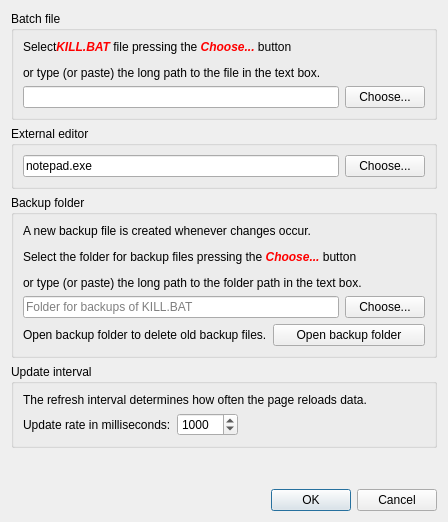
Qt form dialog.ui (MarioUnoDueTreQuattro/KillManagerQt) before a commit.
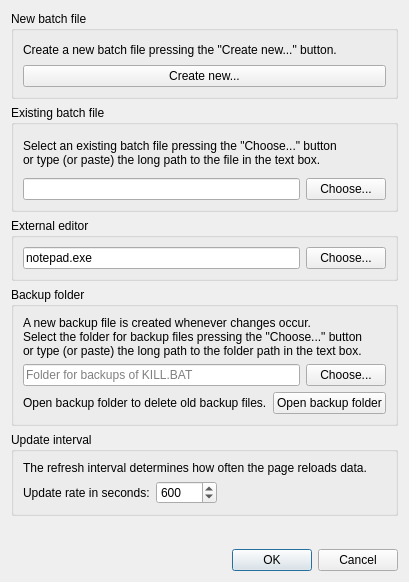
The same form after that commit. Icons and pictures are not drawn.

```diff
--- a/dialog.ui
+++ b/dialog.ui
@@ -7,8 +7,8 @@
    <rect>
     <x>0</x>
     <y>0</y>
-    <width>448</width>
-    <height>522</height>
+    <width>394</width>
+    <height>582</height>
    </rect>
   </property>
   <property name="sizePolicy">
@@ -26,13 +26,63 @@
   <property name="windowTitle">
    <string>Dialog</string>
   </property>
+  <layout class="QVBoxLayout" name="verticalLayout_10">
+   <item>
+    <widget class="QGroupBox" name="groupBox_5">
+     <property name="sizePolicy">
+      <sizepolicy hsizetype="Preferred" vsizetype="Preferred">
+       <horstretch>0</horstretch>
+       <verstretch>0</verstretch>
+      </sizepolicy>
+     </property>
+     <property name="font">
+      <font>
+       <weight>50</weight>
+       <bold>false</bold>
+       <kerning>true</kerning>
+      </font>
+     </property>
+     <property name="title">
+      <string>New batch file</string>
+     </property>
   <layout class="QVBoxLayout" name="verticalLayout_9">
    <item>
     <layout class="QVBoxLayout" name="verticalLayout_8">
      <item>
+         <widget class="QLabel" name="labelPath_2">
+          <property name="sizePolicy">
+           <sizepolicy hsizetype="Preferred" vsizetype="Preferred">
+            <horstretch>0</horstretch>
+            <verstretch>0</verstretch>
+           </sizepolicy>
+          </property>
+          <property name="minimumSize">
+           <size>
+            <width>0</width>
+            <height>19</height>
+           </size>
+          </property>
+          <property name="text">
+           <string>Create a new batch file pressing the &quot;Create new...&quot; button.</string>
+          </property>
+         </widget>
+        </item>
+        <item>
+         <widget class="QPushButton" name="pushButtonCreateNew">
+          <property name="text">
+           <string>Create new...</string>
+          </property>
+         </widget>
+        </item>
+       </layout>
+      </item>
+     </layout>
+    </widget>
+   </item>
+   <item>
       <widget class="QGroupBox" name="groupBox">
        <property name="title">
-        <string>Batch file</string>
+      <string>Existing batch file</string>
        </property>
        <layout class="QVBoxLayout" name="verticalLayout_5">
         <item>
@@ -46,7 +96,8 @@
              </size>
             </property>
             <property name="text">
-             <string>&lt;html&gt;&lt;head/&gt;&lt;body&gt;&lt;p&gt;Select&lt;span style=&quot; font-weight:600; font-style:italic; color:#ff0000;&quot;&gt;KILL.BAT &lt;/span&gt;file pressing the &lt;span style=&quot; font-weight:600; font-style:italic; color:#ff0000;&quot;&gt;Choose... &lt;/span&gt;button &lt;/p&gt;&lt;p&gt;or type (or paste) the long path to the file in the text box.&lt;/p&gt;&lt;/body&gt;&lt;/html&gt;</string>
+           <string>Select an existing batch file pressing the &quot;Choose...&quot; button 
+or type (or paste) the long path to the file in the text box.</string>
             </property>
            </widget>
           </item>
@@ -99,7 +150,7 @@
      <item>
       <widget class="QGroupBox" name="groupBox_3">
        <property name="sizePolicy">
-        <sizepolicy hsizetype="Preferred" vsizetype="Preferred">
+      <sizepolicy hsizetype="Preferred" vsizetype="Minimum">
          <horstretch>0</horstretch>
          <verstretch>0</verstretch>
         </sizepolicy>
@@ -113,7 +164,7 @@
           <item>
            <widget class="QLabel" name="labelBackupPath">
             <property name="sizePolicy">
-             <sizepolicy hsizetype="Preferred" vsizetype="Expanding">
+           <sizepolicy hsizetype="Preferred" vsizetype="Minimum">
               <horstretch>0</horstretch>
               <verstretch>0</verstretch>
              </sizepolicy>
@@ -125,7 +176,9 @@
              </size>
             </property>
             <property name="text">
-             <string>&lt;html&gt;&lt;head/&gt;&lt;body&gt;&lt;p&gt;A new backup file is created whenever changes occur.&lt;/p&gt;&lt;p&gt;Select the folder for backup files pressing the &lt;span style=&quot; font-weight:600; font-style:italic; color:#ff0000;&quot;&gt;Choose... &lt;/span&gt;button &lt;/p&gt;&lt;p&gt;or type (or paste) the long path to the folder path in the text box.&lt;/p&gt;&lt;/body&gt;&lt;/html&gt;</string>
+           <string>A new backup file is created whenever changes occur.
+Select the folder for backup files pressing the &quot;Choose...&quot; button 
+or type (or paste) the long path to the folder path in the text box.</string>
             </property>
            </widget>
           </item>
@@ -197,7 +250,7 @@
             <item>
              <widget class="QLabel" name="label_3">
               <property name="text">
-               <string>Update rate in milliseconds:</string>
+             <string>Update rate in seconds:</string>
               </property>
              </widget>
             </item>
@@ -210,7 +263,7 @@
                <number>10000</number>
               </property>
               <property name="value">
-               <number>1000</number>
+             <number>600</number>
               </property>
              </widget>
             </item>
@@ -234,8 +287,6 @@
        </layout>
       </widget>
      </item>
-    </layout>
-   </item>
    <item>
     <spacer name="verticalSpacer">
      <property name="orientation">
@@ -247,7 +298,7 @@
      <property name="sizeHint" stdset="0">
       <size>
        <width>20</width>
-       <height>20</height>
+       <height>10</height>
       </size>
      </property>
     </spacer>
```
Lines whose indentation alone changed are shown as unchanged.
